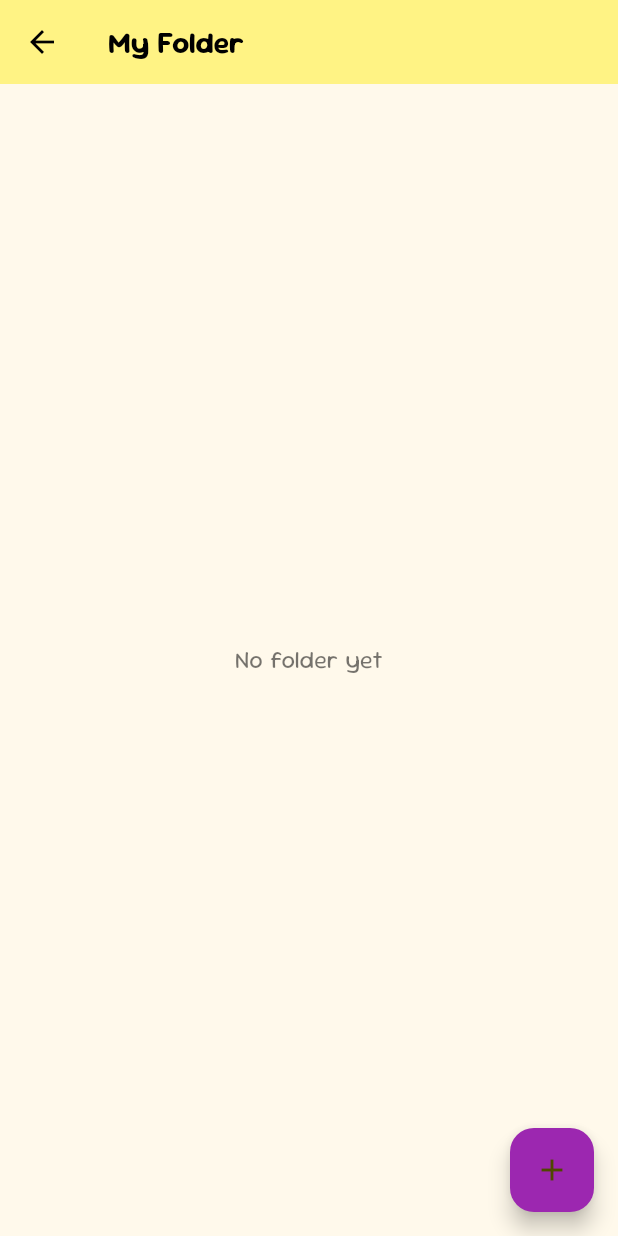
After one commit to farrelputras/fp_tekber_kel4_notes, a Flutter app: the MyAppScreen screen opened directly, after a tap on "My Folder", on a phone screen of 412 x 824 dp. The commit adds this screen. Run offline on Flutter 3.47's test engine with Material 3 defaults, Android fonts, the phone set to English and light mode, and no system bars; our stand-ins replace get.

Commit message:
add myfolder screen - jeje

```diff
--- /dev/null
+++ b/lib/screens/my_folder_screen.dart
@@ -0,0 +1,122 @@
+import 'package:flutter/material.dart';
+
+class MyFolderScreen extends StatefulWidget {
+  const MyFolderScreen({Key? key}) : super(key: key);
+
+  @override
+  State<MyFolderScreen> createState() => _MyFolderScreenState();
+}
+
+class _MyFolderScreenState extends State<MyFolderScreen> {
+  final List<Map<String, String>> folders = []; // List untuk menyimpan folder
+
+  // Tambahkan folder baru
+  void _addFolder() {
+    setState(() {
+      folders.add({
+        "name": "New Folder ${folders.length + 1}",
+        "description": "Folder description ${folders.length + 1}",
+      });
+    });
+  }
+
+  // Hapus folder
+  void _deleteFolder(int index) {
+    setState(() {
+      folders.removeAt(index);
+    });
+  }
+
+  @override
+  Widget build(BuildContext context) {
+    return Scaffold(
+      appBar: AppBar(
+        backgroundColor: const Color.fromARGB(255, 255, 243, 132),
+        elevation: 0,
+        title: const Text(
+          'My Folder',
+          style: TextStyle(
+            fontSize: 20,
+            fontWeight: FontWeight.bold,
+            color: Colors.black,
+          ),
+        ),
+        leading: IconButton(
+          icon: const Icon(Icons.arrow_back, color: Colors.black),
+          onPressed: () {
+            Navigator.pop(context);
+          },
+        ),
+      ),
+      body: Padding(
+        padding: const EdgeInsets.all(16.0),
+        child: folders.isEmpty
+            ? Center(
+                child: Column(
+                  mainAxisAlignment: MainAxisAlignment.center,
+                  children: [
+                    const Text(
+                      'No folder yet',
+                      style: TextStyle(color: Colors.black54, fontSize: 16),
+                    ),
+                  ],
+                ),
+              )
+            : Column(
+                children: [
+                  Container(
+                    margin: const EdgeInsets.only(bottom: 16.0),
+                    decoration: BoxDecoration(
+                      color: Colors.grey.shade200,
+                      borderRadius: BorderRadius.circular(12),
+                    ),
+                    child: const TextField(
+                      decoration: InputDecoration(
+                        prefixIcon: Icon(Icons.search),
+                        hintText: "Search Your Folder",
+                        border: InputBorder.none,
+                        contentPadding: EdgeInsets.all(12),
+                      ),
+                    ),
+                  ),
+                  Expanded(
+                    child: ListView.builder(
+                      itemCount: folders.length,
+                      itemBuilder: (context, index) {
+                        return Card(
+                          margin: const EdgeInsets.only(bottom: 12.0),
+                          child: ListTile(
+                            leading: Image.asset('assets/folder.png', width: 40),
+                            title: Text(folders[index]["name"] ?? "Unnamed Folder"),
+                            subtitle: Text(folders[index]["description"] ?? ""),
+                            trailing: Row(
+                              mainAxisSize: MainAxisSize.min,
+                              children: [
+                                IconButton(
+                                  icon: const Icon(Icons.edit),
+                                  onPressed: () {
+                                    // Tambahkan logika edit jika diperlukan
+                                  },
+                                ),
+                                IconButton(
+                                  icon: const Icon(Icons.delete),
+                                  onPressed: () => _deleteFolder(index),
+                                ),
+                              ],
+                            ),
+                          ),
+                        );
+                      },
+                    ),
+                  ),
+                ],
+              ),
+      ),
+      floatingActionButton: FloatingActionButton(
+        onPressed: _addFolder,
+        backgroundColor: Colors.purple,
+        child: const Icon(Icons.add),
+      ),
+    );
+  }
+}
--- a/lib/screens/myapp_screen.dart
+++ b/lib/screens/myapp_screen.dart
@@ -1,5 +1,6 @@
 import 'package:flutter/material.dart';
 import 'quicknotes.dart'; // Impor halaman Quick Notes
+import 'my_folder_screen.dart'; // Impor halaman My Folder
 
 class MyAppScreen extends StatelessWidget {
   const MyAppScreen({super.key});
@@ -184,8 +185,18 @@ class MyAppScreen extends StatelessWidget {
               ),
             ),
             const SizedBox(height: 16),
+
             // My Folder Card
-            Container(
+            GestureDetector(
+              onTap: () {
+                Navigator.push(
+                  context,
+                  MaterialPageRoute(
+                    builder: (context) => const MyFolderScreen(),
+                  ),
+                );
+              },
+              child: Container(
                 padding: const EdgeInsets.all(16.0),
                 decoration: BoxDecoration(
                   color: Colors.grey.shade100,
@@ -240,6 +251,7 @@ class MyAppScreen extends StatelessWidget {
                   ],
                 ),
               ),
+            ),
           ],
         ),
       ),
```
Lines whose indentation alone changed are shown as unchanged.
